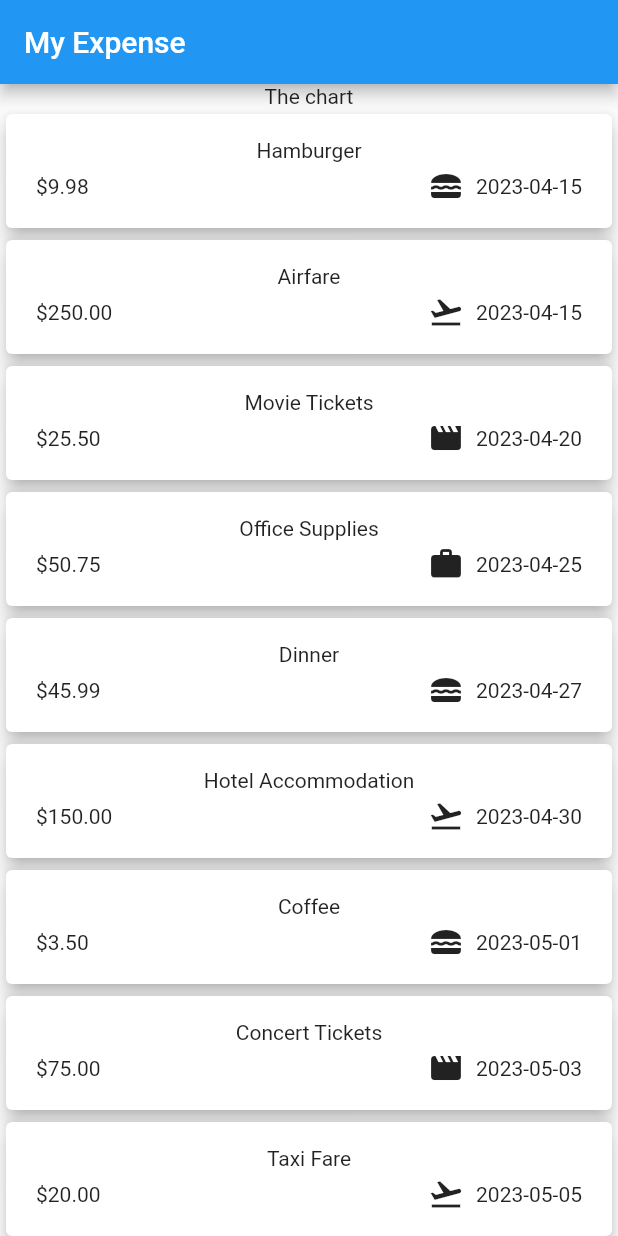
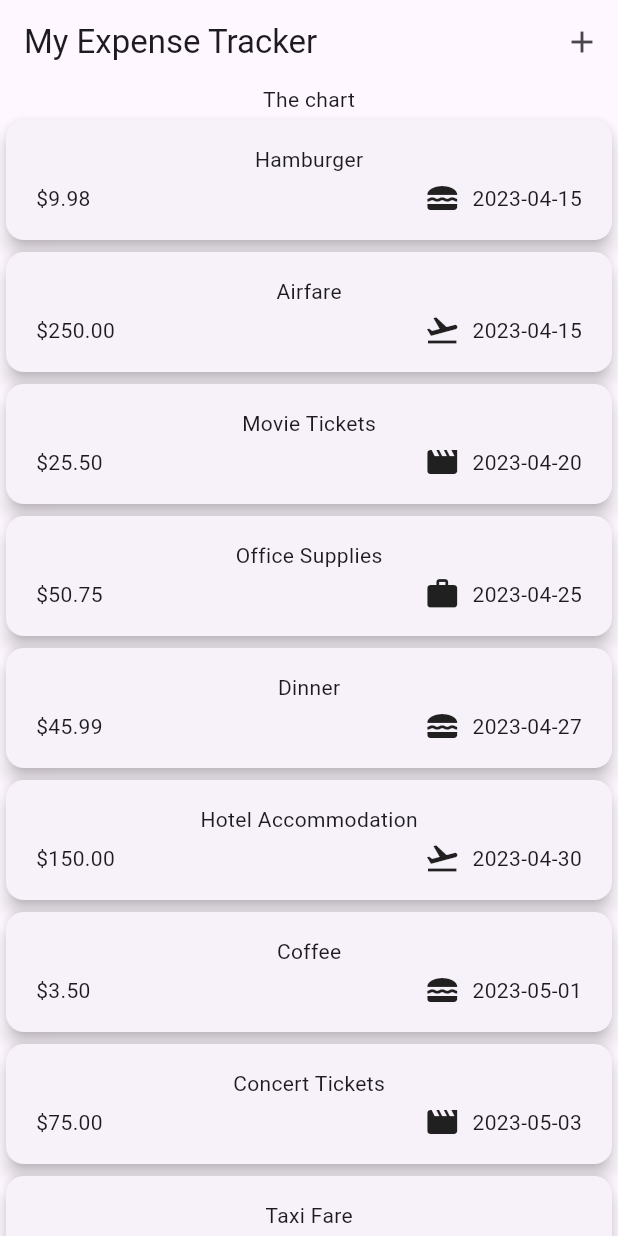
Before and after one commit to K-Mose/Flutter_Udemy_course, a Flutter app: the screen it shows after launch, on a phone screen of 412 x 824 dp. Run offline on Flutter 3.47's test engine with Material 2 defaults, Android fonts, the phone set to English and light mode, and no system bars; missing offline and left inert: dart:ffi.

Commit message:
Setting an Appbar with a Title & Actions

```diff
--- a/expense_tracker/lib/main.dart
+++ b/expense_tracker/lib/main.dart
@@ -4,8 +4,10 @@ import 'package:expense_tracker/widgets/expenses.dart';
 
 void main() {
   runApp(
-    const MaterialApp(
-      home: Expenses(),
+    MaterialApp(
+      // material3 사용
+      theme: ThemeData(useMaterial3: true),
+      home: const Expenses(),
     )
   );
 }
--- a/expense_tracker/lib/widgets/expenses.dart
+++ b/expense_tracker/lib/widgets/expenses.dart
@@ -96,7 +96,15 @@ class _ExpensesState extends State<Expenses> {
   Widget build(BuildContext context) {
     return SafeArea(
       child: Scaffold(
-        appBar: AppBar(title: const Text("My Expense"),),
+        appBar: AppBar(
+          title: const Text("My Expense Tracker"),
+          actions: [
+            IconButton(
+              onPressed: () {},
+              icon: const Icon(Icons.add)
+            )
+          ],
+        ),
         body: Column(
           children: [
             const Text("The chart"),
```
